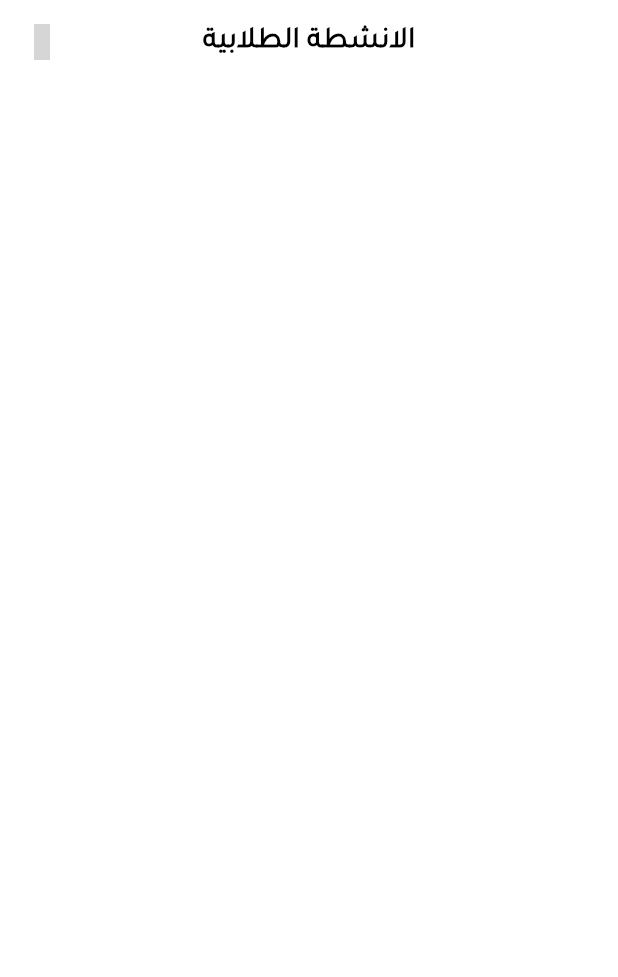
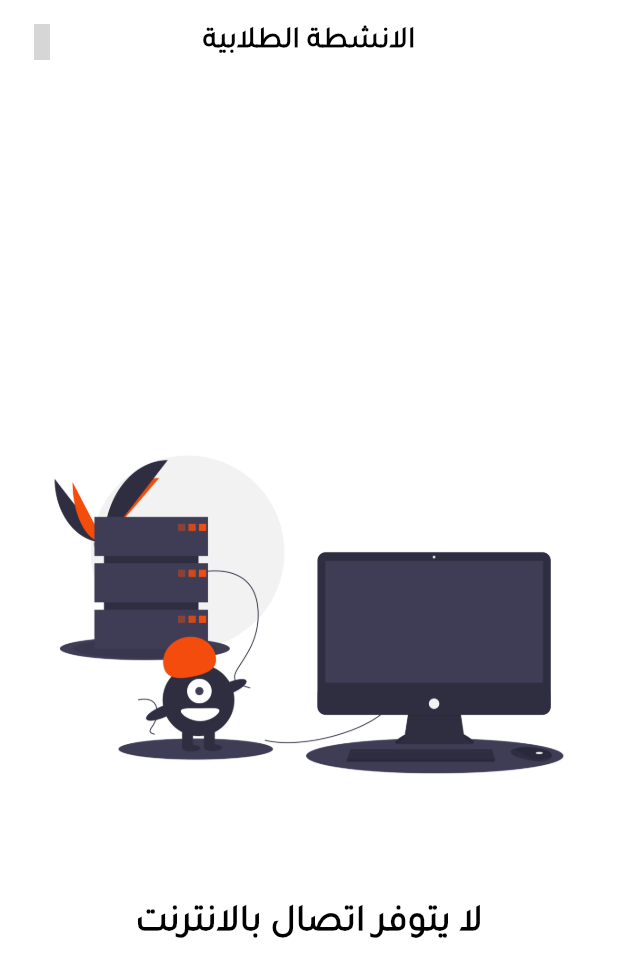
Before and after one commit to Student-Hub404/StudentHub, a Flutter app: the ComptitionScreen screen opened directly, on a phone screen of 412 x 824 dp. Shown: the top 977 px of the screen. Run offline on Flutter 3.47's test engine with Material 3 defaults, Android fonts, the phone set to English and light mode, and no system bars; our stand-ins replace animated_text_kit, carousel_slider, chewie, cloud_firestore, dio, firebase_core and 4 more; missing offline and left inert: appinio_video_player, enefty_icons; accounts and stored records are empty; network calls fail; grey boxes are pictures that could not be loaded.

```diff
--- a/lib/app.dart
+++ b/lib/app.dart
@@ -1,9 +1,11 @@
 import 'package:flutter/material.dart';
 import 'package:flutter_bloc/flutter_bloc.dart';
+import 'package:flutter_zoom_drawer/flutter_zoom_drawer.dart';
 import 'package:student_hub/config/theme/app_theme.dart';
 import 'package:student_hub/presntation/manager/cubit/auth_cubit.dart';
 import 'package:student_hub/presntation/manager/cubit/competitions_cubit.dart';
 import 'package:student_hub/presntation/manager/cubit/posts_cubit.dart';
+import 'package:student_hub/presntation/view/screens/drawer.dart';
 import 'package:student_hub/presntation/view/screens/splash_screen.dart';
 
 class MyApp extends StatelessWidget {
@@ -24,7 +26,7 @@ class MyApp extends StatelessWidget {
       child: MaterialApp(
         debugShowCheckedModeBanner: false,
         theme: AppTheme.lightTheme(),
-        home: const SplashScreen(),
+        home: const DrawerZoom(),
       ),
     );
   }
--- a/lib/presntation/manager/cubit/competitions_cubit.dart
+++ b/lib/presntation/manager/cubit/competitions_cubit.dart
@@ -15,7 +15,7 @@ class CompetitionsCubit extends Cubit<CompetitionsStates> {
     emit(CompetitionsLoadingState());
     try {
       final response = await Dio().get(
-        "https://d53d-156-197-183-181.ngrok-free.app/api/v1/competitions",
+        "https://0b59-156-197-215-17.ngrok-free.app/api/v1/competitions",
       );
       var model = CompetitionsModel.fromJson(response.data);
       competitions = model.data;
--- a/lib/presntation/manager/cubit/courses_cubit.dart
+++ b/lib/presntation/manager/cubit/courses_cubit.dart
@@ -14,7 +14,7 @@ class CoursesCubit extends Cubit<CoursesStates> {
     emit(CoursesLoadingState());
     try {
       final response = await Dio().get(
-        "https://d53d-156-197-183-181.ngrok-free.app/api/v1/courses",
+        "https://0b59-156-197-215-17.ngrok-free.app/api/v1/courses",
       );
       var model = CoursesModel.fromJson(response.data);
       courses = model.data;
--- a/lib/presntation/manager/cubit/posts_cubit.dart
+++ b/lib/presntation/manager/cubit/posts_cubit.dart
@@ -16,7 +16,7 @@ class PostsCubit extends Cubit<PostsStates> {
     emit(PostsLoadingState());
     try {
       final response = await Dio().get(
-        "https://d53d-156-197-183-181.ngrok-free.app/api/v1/posts",
+        "https://0b59-156-197-215-17.ngrok-free.app/api/v1/posts",
       );
       var model = PostsModel.fromJson(response.data);
       posts = model.data;
--- a/lib/presntation/view/screens/comptition_screen.dart
+++ b/lib/presntation/view/screens/comptition_screen.dart
@@ -39,7 +39,16 @@ class _ComptitionScreenState extends State<ComptitionScreen> {
             ),
             centerTitle: true,
           ),
-          body: Directionality(
+          body: BlocBuilder<CompetitionsCubit, CompetitionsStates>(
+            builder: (context, state) {
+              if (state is CompetitionsLoadingState) {
+                return Center(
+                  child: CircularProgressIndicator(
+                    color: AppColors.primary,
+                  ),
+                );
+              } else if (state is CompetitionsSuccessState) {
+                return Directionality(
                   textDirection: TextDirection.rtl,
                   child: Column(children: [
                     AnimationLimiter(
@@ -48,17 +57,41 @@ class _ComptitionScreenState extends State<ComptitionScreen> {
                           padding: const EdgeInsets.all(15),
                           physics: const BouncingScrollPhysics(
                               parent: AlwaysScrollableScrollPhysics()),
-                    itemCount:
-                        CompetitionsCubit.get(context).competitions.length,
+                          itemCount: CompetitionsCubit.get(context)
+                              .competitions
+                              .length,
                           separatorBuilder: (context, index) =>
                               SizedBox(height: context.height * 0.02),
                           itemBuilder: (context, index) => buildComptitionCard(
                               context,
-                        context.read<CompetitionsCubit>().competitions[index]),
+                              context
+                                  .read<CompetitionsCubit>()
+                                  .competitions[index]),
                         ),
                       ),
                     ),
                   ]),
+                );
+              } else {
+                return Column(
+                  mainAxisAlignment: MainAxisAlignment.center,
+                  children: [
+                    Center(
+                        child: Image.asset(
+                      "assets/images/server cnect.png",
+                      height: context.height * 0.4,
+                    )),
+                    SizedBox(
+                      height: context.height * 0.03,
+                    ),
+                    Text(
+                      "لا يتوفر اتصال بالانترنت",
+                      style: getBoldStyle(color: AppColors.black, fontSize: 25),
+                    )
+                  ],
+                );
+              }
+            },
           ),
         );
       },
--- a/lib/presntation/view/widgets/department_card.dart
+++ b/lib/presntation/view/widgets/department_card.dart
@@ -35,12 +35,11 @@ Widget buildDepartment(BuildContext context, String healine, String subTitle,
                 crossAxisAlignment: CrossAxisAlignment.start,
                 children: [
                   Text(
-                    //"Nature and animal science"
                     healine,
                     style: getMediumStyle(color: AppColors.black, fontSize: 18),
                   ),
                   SizedBox(
-                    height: context.height * 0.08,
+                    height: context.height * 0.15,
                     width: context.width * 0.7,
                     child: Text(
                       subTitle,
```
Also changed, not shown: lib/presntation/manager/cubit/auth_cubit.dart (+6 -5 lines), lib/presntation/view/screens/comptition_form_screen.dart (+11 -1 lines), lib/presntation/view/screens/login_screen.dart (+30 -11 lines), lib/presntation/view/screens/register.dart (+21 -2 lines). Lines whose indentation alone changed are shown as unchanged.
